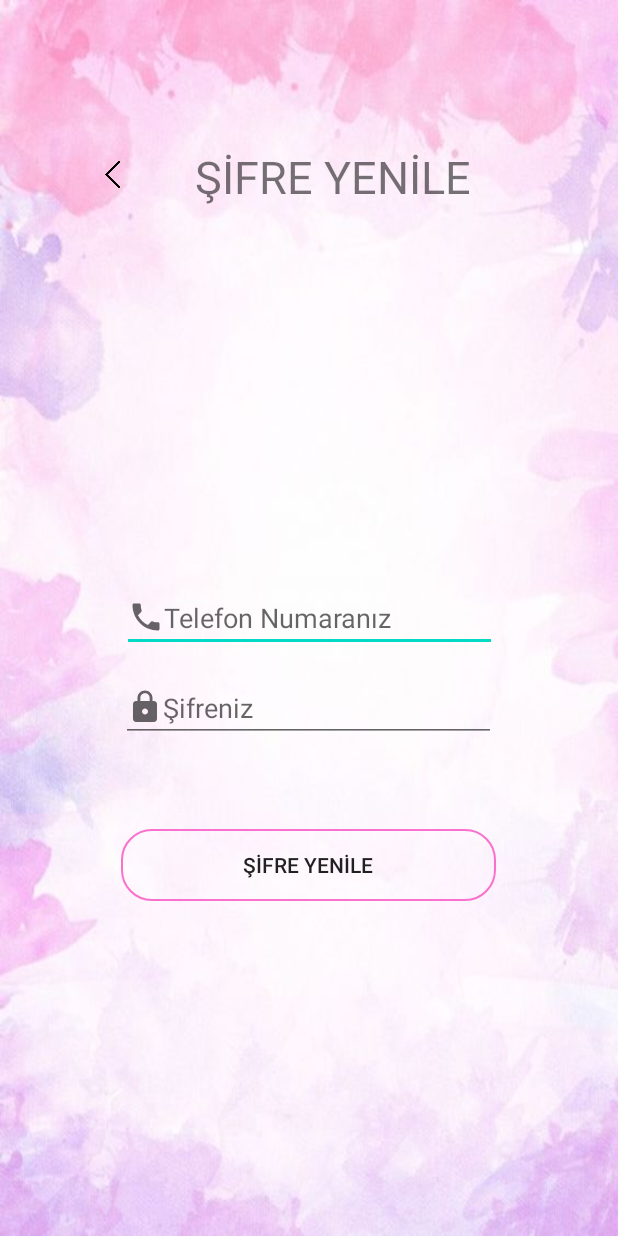
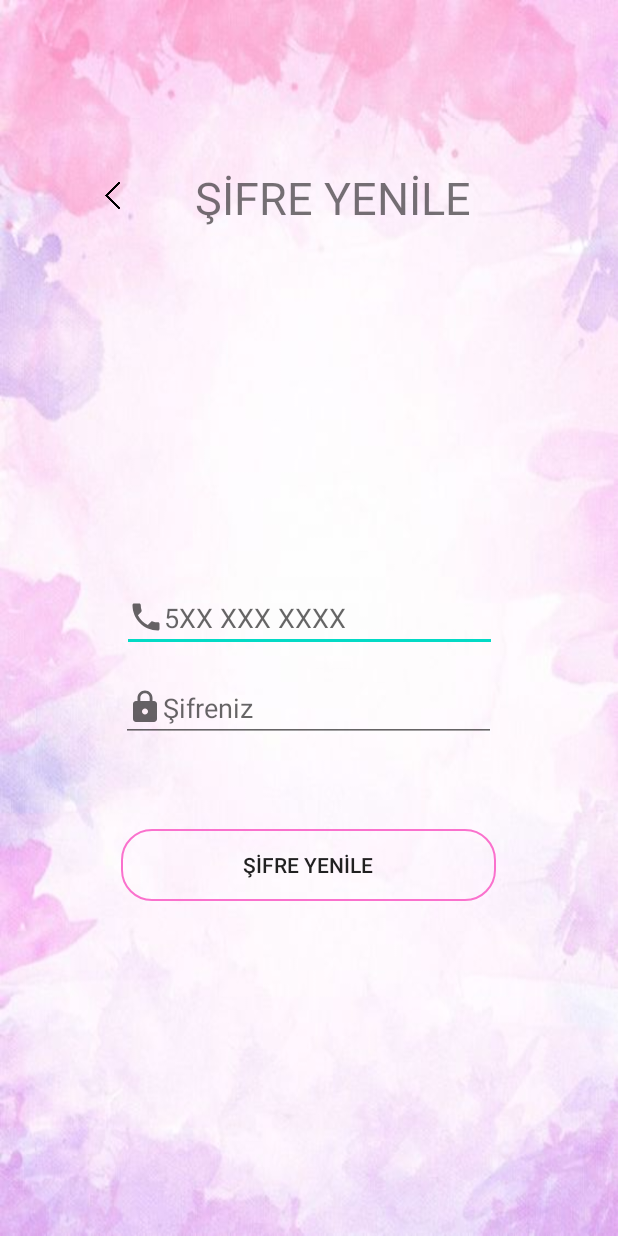
Before and after one commit to gulinkaradeniz/kestir, an Android app: the sifre_yenile screen opened directly, with no data from a screen before it, on a phone screen of 412 x 824 dp. Run offline under Robolectric (Android 15) with nearby library versions, the phone set to English and light mode, and no system bars.

Commit message:
10EYLÜL

```diff
--- a/app/src/main/java/com/example/kestir/Müsteri.java
+++ b/app/src/main/java/com/example/kestir/Musteri.java
@@ -2,7 +2,7 @@ package com.example.kestir;
 
 import androidx.annotation.Nullable;
 
-public class Müsteri {
+public class Musteri {
     private String Adsoyad;
     private String Mail;
     private String Telefon;
@@ -10,11 +10,11 @@ public class Müsteri {
 
 
     //Yapıcı metod
-    public Müsteri() {
+    public Musteri() {
         //Yapıcı metod
     }
 
-    public Müsteri(String adsoyad, String mail, String telefon, String sifre) {
+    public Musteri(String adsoyad, String mail, String telefon, String sifre) {
         Adsoyad = adsoyad;
         Mail = mail;
         Telefon = telefon;
--- a/app/src/main/java/com/example/kestir/giris.java
+++ b/app/src/main/java/com/example/kestir/giris.java
@@ -31,7 +31,7 @@ public class giris extends AppCompatActivity {
     }
 
     public void gonder_sifre_yenile(View view) {
-        Intent intent=new Intent(getApplicationContext(), saat_secimi.class);
+        Intent intent=new Intent(getApplicationContext(), sifre_yenile.class);
         startActivity(intent);
     }
 
--- a/app/src/main/res/layout/giris.xml
+++ b/app/src/main/res/layout/giris.xml
@@ -29,7 +29,7 @@
             android:layout_marginBottom="10dp"
             android:drawableLeft="@drawable/phone"
             android:ems="10"
-            android:hint="@string/tel"
+            android:hint="5XX XXX XXXX"
             android:inputType="phone"
             app:layout_constraintBottom_toBottomOf="parent"
             app:layout_constraintEnd_toEndOf="parent"
--- a/app/src/main/res/layout/kayit_ol.xml
+++ b/app/src/main/res/layout/kayit_ol.xml
@@ -54,7 +54,7 @@
         android:layout_height="wrap_content"
         android:drawableLeft="@drawable/phone"
         android:ems="10"
-        android:hint="@string/tel"
+        android:hint="5XX XXX XXXX"
         android:inputType="phone"
         app:layout_constraintBottom_toTopOf="@+id/et_sifre"
         app:layout_constraintEnd_toEndOf="parent"
--- a/app/src/main/res/layout/sifre_yenile.xml
+++ b/app/src/main/res/layout/sifre_yenile.xml
@@ -11,7 +11,7 @@
         android:layout_width="match_parent"
         android:layout_height="90dp"
         android:orientation="horizontal"
-        app:layout_constraintBottom_toTopOf="@+id/editTextPhone"
+        app:layout_constraintBottom_toTopOf="@+id/Sifre_yenile"
         app:layout_constraintEnd_toEndOf="parent"
         app:layout_constraintStart_toStartOf="parent"
         app:layout_constraintTop_toTopOf="parent"
@@ -47,12 +47,12 @@
     </LinearLayout>
 
     <EditText
-        android:id="@+id/editTextPhone"
+        android:id="@+id/Telefon_yenile"
         android:layout_width="250dp"
         android:layout_height="wrap_content"
         android:drawableLeft="@drawable/phone"
         android:ems="10"
-        android:hint="@string/tel"
+        android:hint="5XX XXX XXXX"
         android:inputType="phone"
         app:layout_constraintBottom_toBottomOf="parent"
         app:layout_constraintEnd_toEndOf="parent"
@@ -60,7 +60,7 @@
         app:layout_constraintTop_toTopOf="parent" />
 
     <EditText
-        android:id="@+id/editTextTextPassword"
+        android:id="@+id/Sifre_yenile"
         android:layout_width="250dp"
         android:layout_height="wrap_content"
         android:drawableLeft="@drawable/lock"
@@ -71,21 +71,22 @@
         app:layout_constraintEnd_toEndOf="parent"
         app:layout_constraintHorizontal_bias="0.496"
         app:layout_constraintStart_toStartOf="parent"
-        app:layout_constraintTop_toBottomOf="@+id/editTextPhone"
+        app:layout_constraintTop_toBottomOf="@+id/Telefon_yenile"
         app:layout_constraintVertical_bias="0.043" />
 
     <Button
-        android:id="@+id/button_saat_onay"
+        android:id="@+id/button_sifre_yenile"
         android:layout_width="250dp"
         android:layout_height="wrap_content"
         android:background="@drawable/button"
         android:text="@string/yenisifre"
         android:textAllCaps="false"
+        android:onClick="gonder_sifre_yenile2"
         app:layout_constraintBottom_toBottomOf="parent"
         app:layout_constraintEnd_toEndOf="parent"
         app:layout_constraintHorizontal_bias="0.496"
         app:layout_constraintStart_toStartOf="parent"
-        app:layout_constraintTop_toBottomOf="@+id/editTextTextPassword"
+        app:layout_constraintTop_toBottomOf="@+id/Sifre_yenile"
         app:layout_constraintVertical_bias="0.206" />
 
 
```
Also changed, not shown: app/src/main/java/com/example/kestir/kayit_ol.java (+35 -8 lines), app/src/main/java/com/example/kestir/sifre_yenile.java (+41 -0 lines), app/src/main/java/com/example/kestir/veri_tabani.java (+37 -15 lines).
